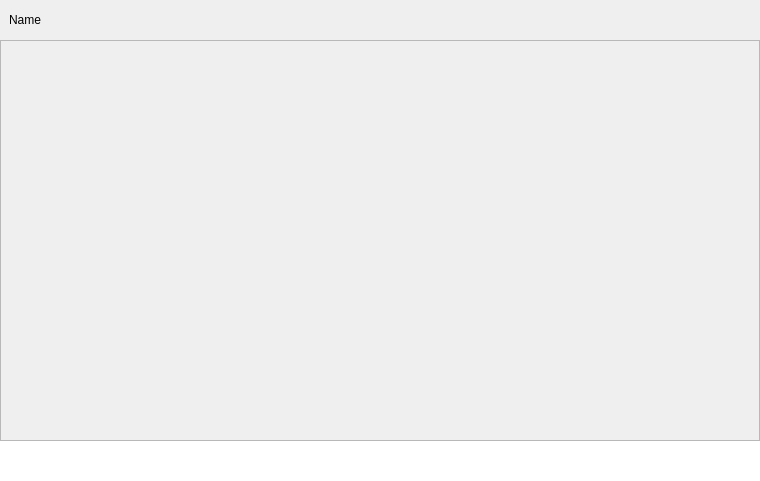
Qt form chatgui.ui (andriilanin/inSide) before a commit.
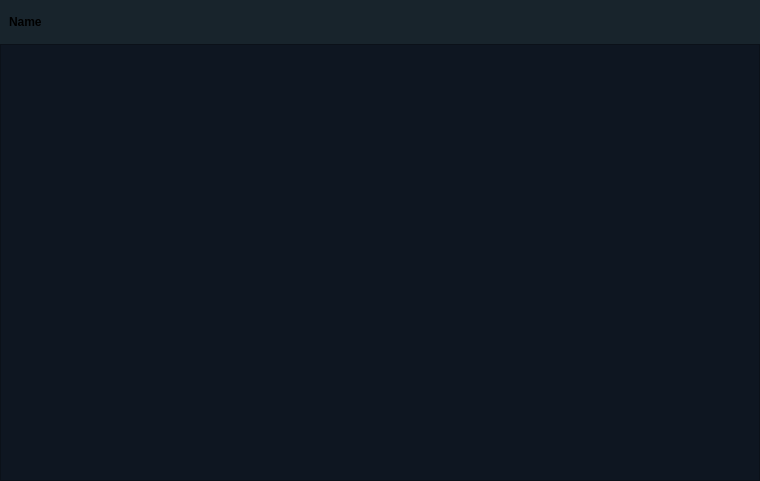
The same form after that commit.

Patch:
```diff
--- a/chatgui.ui
+++ b/chatgui.ui
@@ -18,7 +18,7 @@
     <number>0</number>
    </property>
    <property name="sizeConstraint">
-    <enum>QLayout::SizeConstraint::SetNoConstraint</enum>
+    <enum>QLayout::SizeConstraint::SetMinimumSize</enum>
    </property>
    <property name="leftMargin">
     <number>0</number>
@@ -34,6 +34,9 @@
    </property>
    <item>
     <widget class="QFrame" name="FrameName">
+     <property name="styleSheet">
+      <string notr="true">background: rgb(24,36,44);</string>
+     </property>
      <property name="frameShape">
       <enum>QFrame::Shape::NoFrame</enum>
      </property>
@@ -43,6 +46,11 @@
      <layout class="QVBoxLayout" name="verticalLayout_2">
       <item>
        <widget class="QLabel" name="labelName">
+        <property name="font">
+         <font>
+          <bold>true</bold>
+         </font>
+        </property>
         <property name="text">
          <string>Name</string>
         </property>
@@ -53,9 +61,15 @@
    </item>
    <item>
     <widget class="QScrollArea" name="MessagesArea">
+     <property name="styleSheet">
+      <string notr="true">background: rgb(14,22,33);</string>
+     </property>
      <property name="frameShape">
       <enum>QFrame::Shape::StyledPanel</enum>
      </property>
+     <property name="verticalScrollBarPolicy">
+      <enum>Qt::ScrollBarPolicy::ScrollBarAlwaysOff</enum>
+     </property>
      <property name="horizontalScrollBarPolicy">
       <enum>Qt::ScrollBarPolicy::ScrollBarAlwaysOff</enum>
      </property>
@@ -84,23 +98,7 @@
     </widget>
    </item>
    <item>
-    <widget class="QLineEdit" name="InputLineEdit">
-     <property name="sizePolicy">
-      <sizepolicy hsizetype="Expanding" vsizetype="Expanding">
-       <horstretch>0</horstretch>
-       <verstretch>0</verstretch>
-      </sizepolicy>
-     </property>
-     <property name="maxLength">
-      <number>9999</number>
-     </property>
-     <property name="frame">
-      <bool>false</bool>
-     </property>
-     <property name="alignment">
-      <set>Qt::AlignmentFlag::AlignLeading|Qt::AlignmentFlag::AlignLeft|Qt::AlignmentFlag::AlignTop</set>
-     </property>
-    </widget>
+    <layout class="QVBoxLayout" name="inputTextEditLayout"/>
    </item>
   </layout>
  </widget>
```
